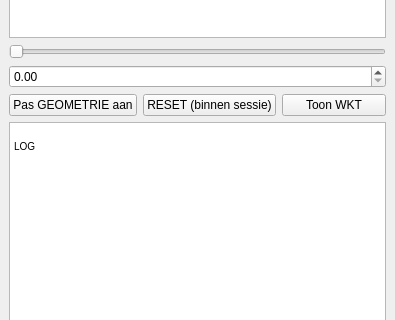
Old version of the form plugin/brdrq/brdrq_dockwidget.ui in the repository OnroerendErfgoed/brdrQ; both pictures show x 0 to 395 and y 516 to 836 of the 395 by 944 pixel window.
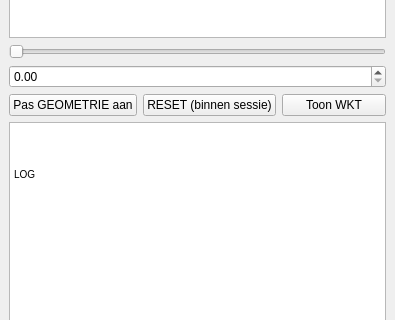
New version of the form. Custom widgets are drawn as their Qt base class.

```diff
--- a/plugin/brdrq/brdrq_dockwidget.ui
+++ b/plugin/brdrq/brdrq_dockwidget.ui
@@ -85,11 +85,16 @@
      <widget class="QTextEdit" name="textEdit_output">
       <property name="html">
        <string>&lt;!DOCTYPE HTML PUBLIC &quot;-//W3C//DTD HTML 4.0//EN&quot; &quot;http://www.w3.org/TR/REC-html40/strict.dtd&quot;&gt;
-&lt;html&gt;&lt;head&gt;&lt;meta name=&quot;qrichtext&quot; content=&quot;1&quot; /&gt;&lt;style type=&quot;text/css&quot;&gt;
-p, li { white-space: pre-wrap; }
-&lt;/style&gt;&lt;/head&gt;&lt;body style=&quot; font-family:'MS Shell Dlg 2'; font-size:7.8pt; font-weight:400; font-style:normal;&quot;&gt;
-&lt;p style=&quot; margin-top:0px; margin-bottom:0px; margin-left:0px; margin-right:0px; -qt-block-indent:0; text-indent:0px;&quot;&gt;                                &lt;/p&gt;
-&lt;p style=&quot; margin-top:0px; margin-bottom:0px; margin-left:0px; margin-right:0px; -qt-block-indent:0; text-indent:0px;&quot;&gt;LOG                            &lt;/p&gt;&lt;/body&gt;&lt;/html&gt;</string>
+                                &lt;html&gt;&lt;head&gt;&lt;meta name=&quot;qrichtext&quot; content=&quot;1&quot; /&gt;&lt;style
+                                type=&quot;text/css&quot;&gt;
+                                p, li { white-space: pre-wrap; }
+                                &lt;/style&gt;&lt;/head&gt;&lt;body style=&quot; font-family:'MS Shell Dlg 2';
+                                font-size:7.8pt; font-weight:400; font-style:normal;&quot;&gt;
+                                &lt;p style=&quot; margin-top:0px; margin-bottom:0px; margin-left:0px; margin-right:0px;
+                                -qt-block-indent:0; text-indent:0px;&quot;&gt; &lt;/p&gt;
+                                &lt;p style=&quot; margin-top:0px; margin-bottom:0px; margin-left:0px; margin-right:0px;
+                                -qt-block-indent:0; text-indent:0px;&quot;&gt;LOG &lt;/p&gt;&lt;/body&gt;&lt;/html&gt;
+                            </string>
       </property>
      </widget>
     </item>
```
Lines whose indentation alone changed are shown as unchanged.
